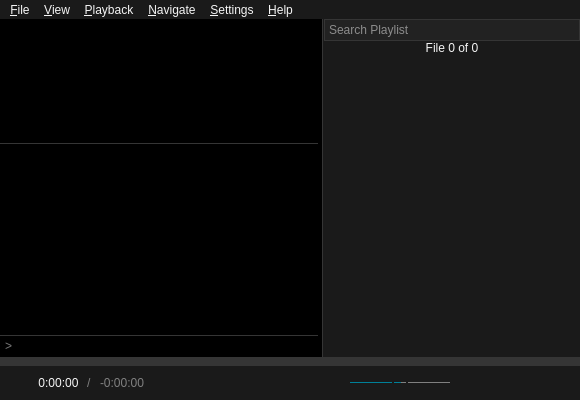
The window that src/ui/mainwindow.ui (u8sand/Baka-MPlayer) describes before a commit, drawn with Qt 5.
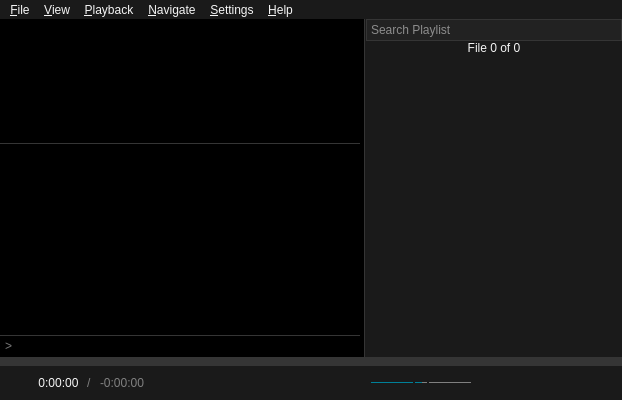
The same window after the commit. Icons and pictures are not drawn. Custom widgets are drawn as their Qt base class.

Commit message: mainwindow.ui: fixed clipping time remaining label

```diff
--- a/src/ui/mainwindow.ui
+++ b/src/ui/mainwindow.ui
@@ -6,7 +6,7 @@
    <rect>
     <x>0</x>
     <y>0</y>
-    <width>580</width>
+    <width>622</width>
     <height>400</height>
    </rect>
   </property>
@@ -542,13 +542,13 @@
         <widget class="QWidget" name="timeLayoutWidget" native="true">
          <property name="minimumSize">
           <size>
-           <width>150</width>
+           <width>200</width>
            <height>0</height>
           </size>
          </property>
          <property name="maximumSize">
           <size>
-           <width>150</width>
+           <width>200</width>
            <height>16777215</height>
           </size>
          </property>
@@ -904,7 +904,7 @@
            </property>
            <property name="sizeHint" stdset="0">
             <size>
-             <width>50</width>
+             <width>100</width>
              <height>20</height>
             </size>
            </property>
@@ -981,7 +981,7 @@
     <rect>
      <x>0</x>
      <y>0</y>
-     <width>580</width>
+     <width>622</width>
      <height>23</height>
     </rect>
    </property>
```
Left out of the diff: 4 changed lines with no effect on the pictures.
